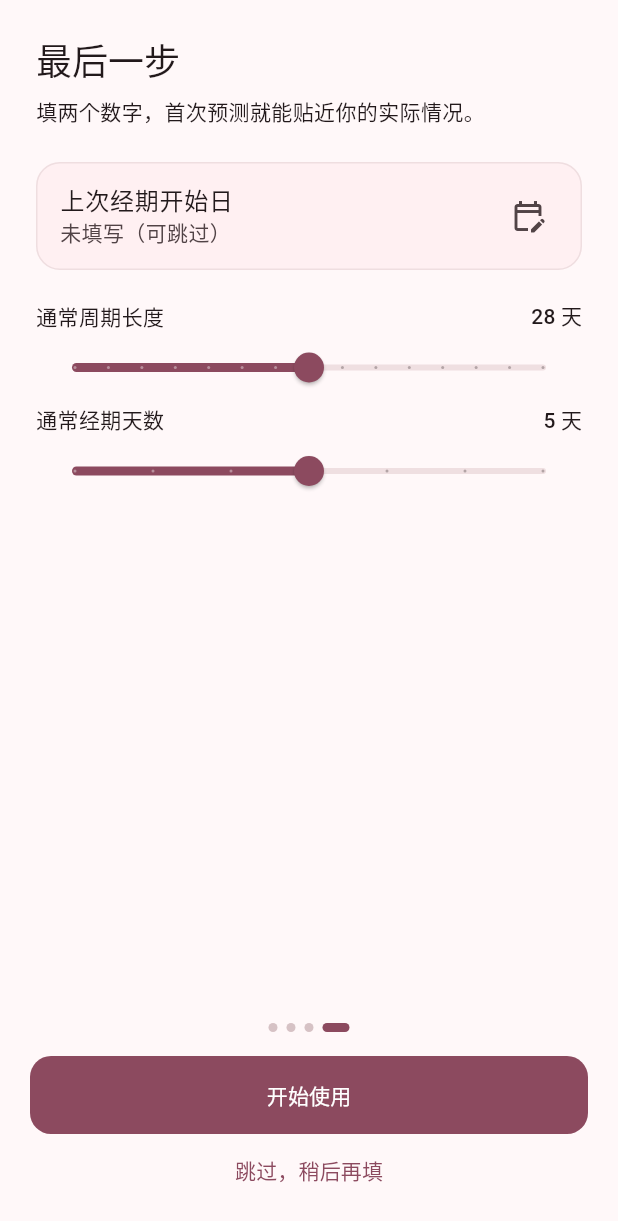
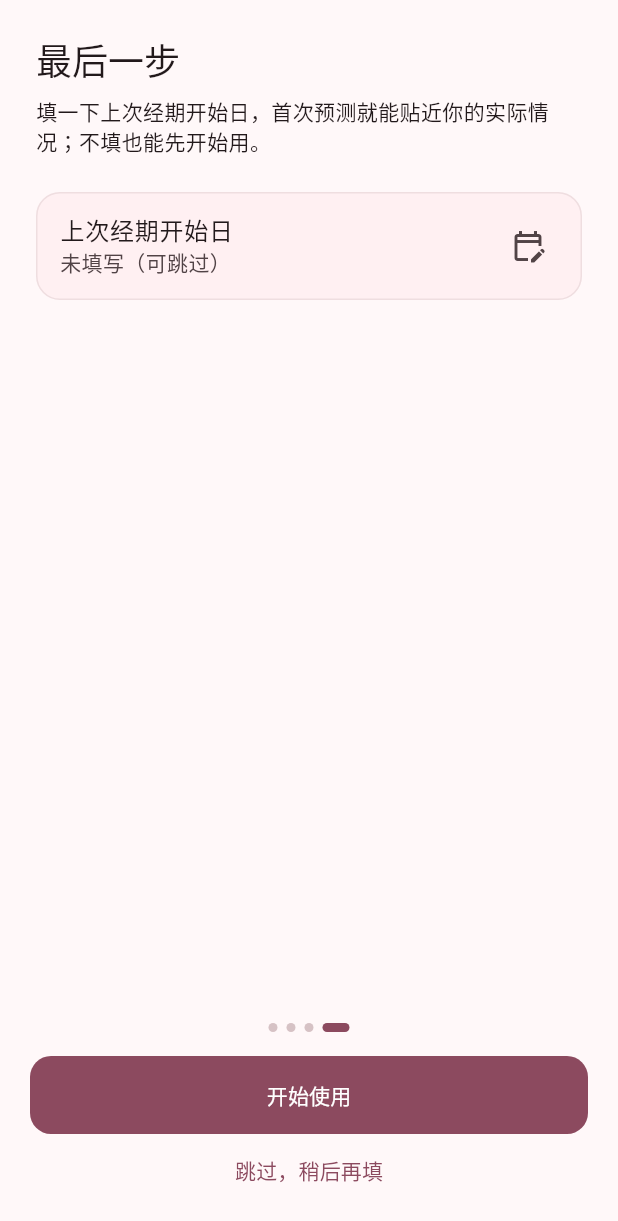
Before and after one commit to 504577765-commits/menstrual-book, a Flutter app: the screen it shows after launch, swiped to page 4, on a phone screen of 412 x 824 dp. Shown: the top 1221 px of the screen. Run offline on Flutter 3.47's test engine with Material 3 defaults, Android fonts, the phone set to English and light mode, and no system bars; our stand-ins replace flutter_local_notifications, flutter_riverpod, flutter_secure_storage, local_auth, package_info_plus, permission_handler and 2 more; accounts and stored records are empty.

Commit message:
release v1.2.3

```diff
--- a/app/lib/presentation/pages/onboarding_page.dart
+++ b/app/lib/presentation/pages/onboarding_page.dart
@@ -17,8 +17,6 @@ class _OnboardingPageState extends ConsumerState<OnboardingPage> {
   int _page = 0;
 
   DateTime? _lastStart;
-  int _cycleLen = 28;
-  int _periodLen = 5;
   bool _finishing = false;
 
   @override
@@ -57,8 +55,6 @@ class _OnboardingPageState extends ConsumerState<OnboardingPage> {
                   ),
                   _SetupSlide(
                     lastStart: _lastStart,
-                    cycleLen: _cycleLen,
-                    periodLen: _periodLen,
                     onPickDate: () async {
                       final picked = await showDatePicker(
                         context: context,
@@ -68,8 +64,6 @@ class _OnboardingPageState extends ConsumerState<OnboardingPage> {
                       );
                       if (picked != null) setState(() => _lastStart = picked);
                     },
-                    onCycleChanged: (v) => setState(() => _cycleLen = v.round()),
-                    onPeriodChanged: (v) => setState(() => _periodLen = v.round()),
                   ),
                 ],
               ),
@@ -139,8 +133,10 @@ class _OnboardingPageState extends ConsumerState<OnboardingPage> {
 
     await ref.read(appStateProvider).completeOnboarding(
           lastStart: _lastStart,
-          cycleLen: _cycleLen,
-          periodLen: _periodLen,
+          // 周期/经期参数不再由用户填写：冷启动用固定默认（28 天 / 5 天），
+          // 有记录后预测完全由历史数据决定。
+          cycleLen: 28,
+          periodLen: 5,
         );
   }
 }
@@ -174,19 +170,11 @@ class _IntroSlide extends StatelessWidget {
 class _SetupSlide extends StatelessWidget {
   const _SetupSlide({
     required this.lastStart,
-    required this.cycleLen,
-    required this.periodLen,
     required this.onPickDate,
-    required this.onCycleChanged,
-    required this.onPeriodChanged,
   });
 
   final DateTime? lastStart;
-  final int cycleLen;
-  final int periodLen;
   final VoidCallback onPickDate;
-  final ValueChanged<double> onCycleChanged;
-  final ValueChanged<double> onPeriodChanged;
 
   @override
   Widget build(BuildContext context) {
@@ -197,7 +185,8 @@ class _SetupSlide extends StatelessWidget {
         Text('最后一步', style: theme.textTheme.headlineSmall),
         const SizedBox(height: 8),
         Text(
-          '填两个数字，首次预测就能贴近你的实际情况。',
+          '填一下上次经期开始日，首次预测就能贴近你的实际情况；'
+          '不填也能先开始用。',
           style: theme.textTheme.bodyMedium,
         ),
         const SizedBox(height: 24),
@@ -213,33 +202,6 @@ class _SetupSlide extends StatelessWidget {
             onTap: onPickDate,
           ),
         ),
-        const SizedBox(height: 20),
-        Row(
-          children: [
-            Expanded(child: Text('通常周期长度', style: theme.textTheme.bodyMedium)),
-            Text('$cycleLen 天', style: theme.textTheme.labelLarge),
-          ],
-        ),
-        Slider(
-          value: cycleLen.toDouble(),
-          min: 21,
-          max: 35,
-          divisions: 14,
-          onChanged: onCycleChanged,
-        ),
-        Row(
-          children: [
-            Expanded(child: Text('通常经期天数', style: theme.textTheme.bodyMedium)),
-            Text('$periodLen 天', style: theme.textTheme.labelLarge),
-          ],
-        ),
-        Slider(
-          value: periodLen.toDouble(),
-          min: 2,
-          max: 8,
-          divisions: 6,
-          onChanged: onPeriodChanged,
-        ),
       ],
     );
   }
--- a/app/pubspec.yaml
+++ b/app/pubspec.yaml
@@ -16,7 +16,7 @@ publish_to: 'none' # Remove this line if you wish to publish to pub.dev
 # https://developer.apple.com/library/archive/documentation/General/Reference/InfoPlistKeyReference/Articles/CoreFoundationKeys.html
 # In Windows, build-name is used as the major, minor, and patch parts
 # of the product and file versions while build-number is used as the build suffix.
-version: 1.2.2+7
+version: 1.2.3+8
 
 environment:
   sdk: ^3.13.3
```
Also changed, not shown: 1 other file.
